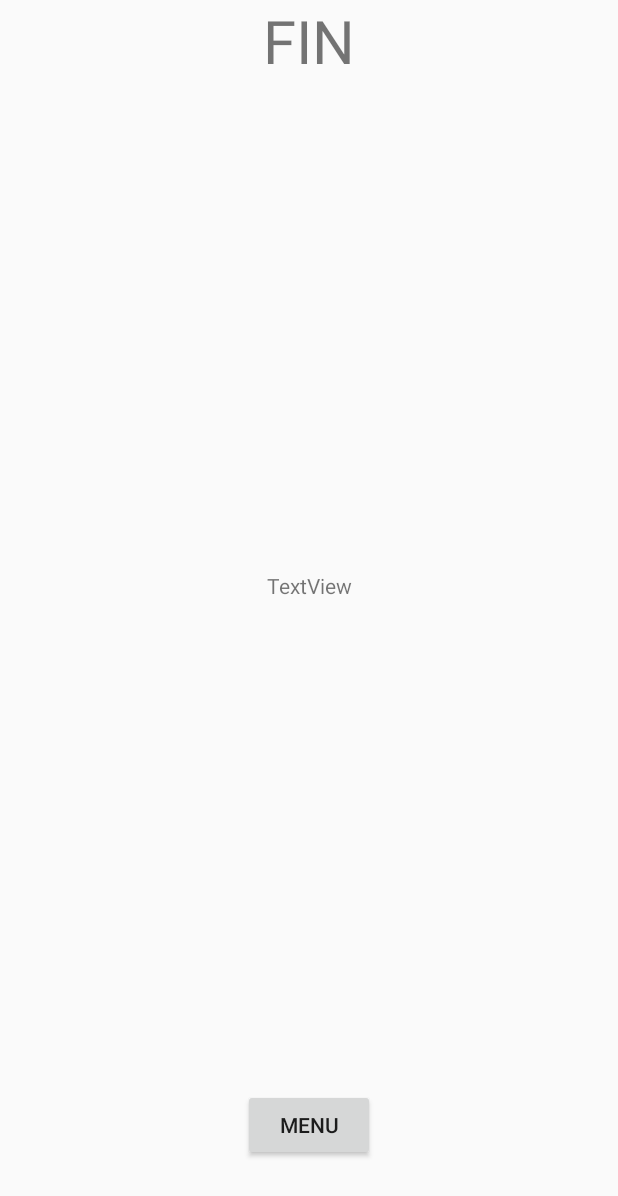
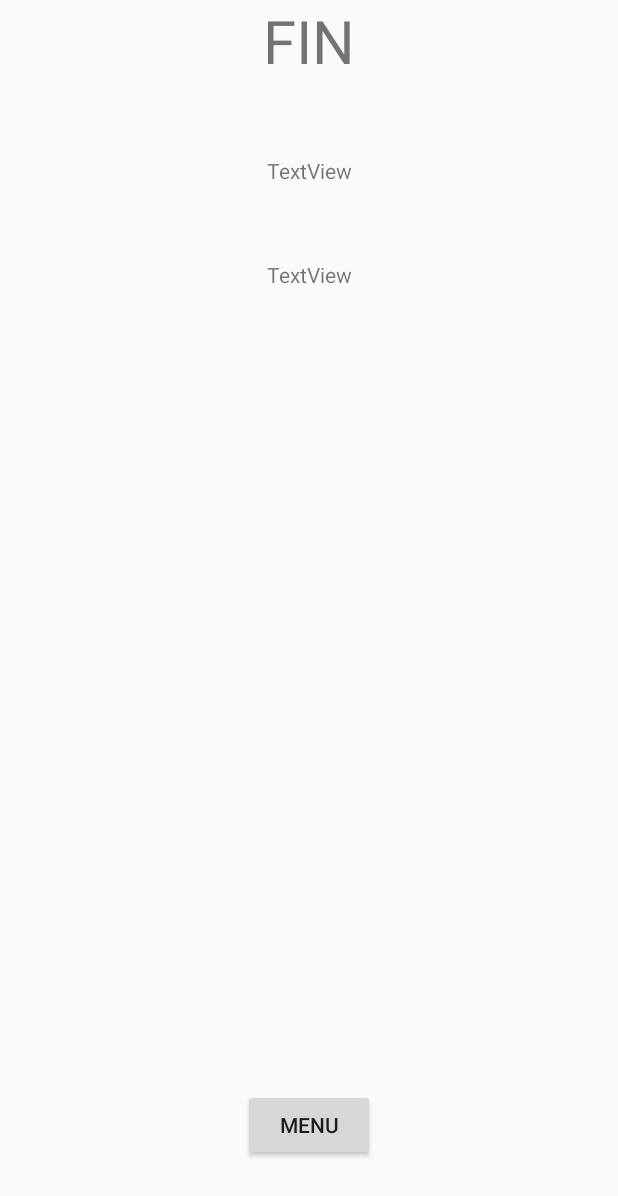
Before and after one commit to CorentinLivain/FarFarNotSoFarV2, an Android app: the layout activity_end.xml on its own in the app's theme, with its tools: preview values and no code run, on a phone screen of 412 x 824 dp. Shown: the top 1196 px of the screen. Run offline under Robolectric (Android 15) with nearby library versions, the phone set to English and light mode, and no system bars.

Commit message:
ajout des réponses sur l'écran de fin

```diff
--- a/app/src/main/java/com/example/farfarnotsofarv2/EndActivity.java
+++ b/app/src/main/java/com/example/farfarnotsofarv2/EndActivity.java
@@ -3,6 +3,7 @@ package com.example.farfarnotsofarv2;
 import android.content.Intent;
 import android.os.Bundle;
 import android.view.View;
+import android.widget.EditText;
 import android.widget.TextView;
 
 import androidx.appcompat.app.AppCompatActivity;
@@ -11,6 +12,8 @@ public class EndActivity extends AppCompatActivity {
 
     private TextView scoreAff;
     private int score, scoreTot;
+    private String balises;
+    private TextView txt;
 
     @Override
     protected void onCreate(Bundle savedInstanceState) {
@@ -21,11 +24,14 @@ public class EndActivity extends AppCompatActivity {
         if(extras != null) {
             score = extras.getInt("score", 0);
             scoreTot = extras.getInt("scoreTot",0);
+            balises = extras.getString("txtBalises");
         }
 
         scoreAff = (TextView) findViewById(R.id.scoreAff);
+        txt = (TextView) findViewById(R.id.touteDist);
 
         scoreAff.setText(score + "/" + scoreTot);
+        txt.setText(balises);
     }
 
     public void menu(View view) {
--- a/app/src/main/java/com/example/farfarnotsofarv2/TutorielActivity.java
+++ b/app/src/main/java/com/example/farfarnotsofarv2/TutorielActivity.java
@@ -16,7 +16,8 @@ public class TutorielActivity extends com.github.paolorotolo.appintro.AppIntro {
         //setContentView(R.layout.activity_app_intro);
 
         addSlide(AppIntroFragment.newInstance("Far Far ... Not So Far !","Bonjour et Bienvenue dans Far Far ... Not So Far !",R.drawable.title, ContextCompat.getColor(getApplicationContext(), R.color.colorPrimary)));
-        addSlide(AppIntroFragment.newInstance("But du jeux","Dans ce jeux, vous devez deviner la distance entre vous et le point sur la carte.",R.drawable.title, ContextCompat.getColor(getApplicationContext(), R.color.colorPrimary)));
+        addSlide(AppIntroFragment.newInstance("But du jeux","Dans ce jeux, vous devez deviner la distance entre vous et le point sur la carte.",R.drawable.tuto1, ContextCompat.getColor(getApplicationContext(), R.color.colorPrimary)));
+        addSlide(AppIntroFragment.newInstance("Donner votre réponse","Pour cela, vous entrez une distance et validé votre réponse.",R.drawable.tuto2, ContextCompat.getColor(getApplicationContext(), R.color.colorPrimary)));
     }
 
     @Override
--- a/app/src/main/res/layout/activity_end.xml
+++ b/app/src/main/res/layout/activity_end.xml
@@ -20,8 +20,8 @@
         android:id="@+id/scoreAff"
         android:layout_width="wrap_content"
         android:layout_height="wrap_content"
+        android:layout_marginTop="50dp"
         android:text="TextView"
-        app:layout_constraintBottom_toTopOf="@+id/button3"
         app:layout_constraintEnd_toEndOf="parent"
         app:layout_constraintStart_toStartOf="parent"
         app:layout_constraintTop_toBottomOf="@+id/FIN" />
@@ -36,4 +36,28 @@
         app:layout_constraintBottom_toBottomOf="parent"
         app:layout_constraintEnd_toEndOf="parent"
         app:layout_constraintStart_toStartOf="parent" />
+
+    <ScrollView
+        android:layout_width="0dp"
+        android:layout_height="0dp"
+        android:layout_marginTop="50dp"
+        android:layout_marginBottom="50dp"
+        app:layout_constraintBottom_toTopOf="@+id/button3"
+        app:layout_constraintEnd_toEndOf="parent"
+        app:layout_constraintStart_toStartOf="parent"
+        app:layout_constraintTop_toBottomOf="@+id/scoreAff">
+
+        <LinearLayout
+            android:layout_width="match_parent"
+            android:layout_height="wrap_content"
+            android:orientation="vertical" >
+
+            <TextView
+                android:id="@+id/touteDist"
+                android:layout_width="match_parent"
+                android:layout_height="wrap_content"
+                android:gravity="center"
+                android:text="TextView" />
+        </LinearLayout>
+    </ScrollView>
 </androidx.constraintlayout.widget.ConstraintLayout>
```
Also changed, not shown: app/src/main/java/com/example/farfarnotsofarv2/MapsActivity.java (+18 -16 lines), app/src/main/res/layout/activity_maps.xml (+1 -8 lines), app/src/main/res/drawable-v24/tuto1.jpg (added), app/src/main/res/drawable-v24/tuto2.jpg (added).
